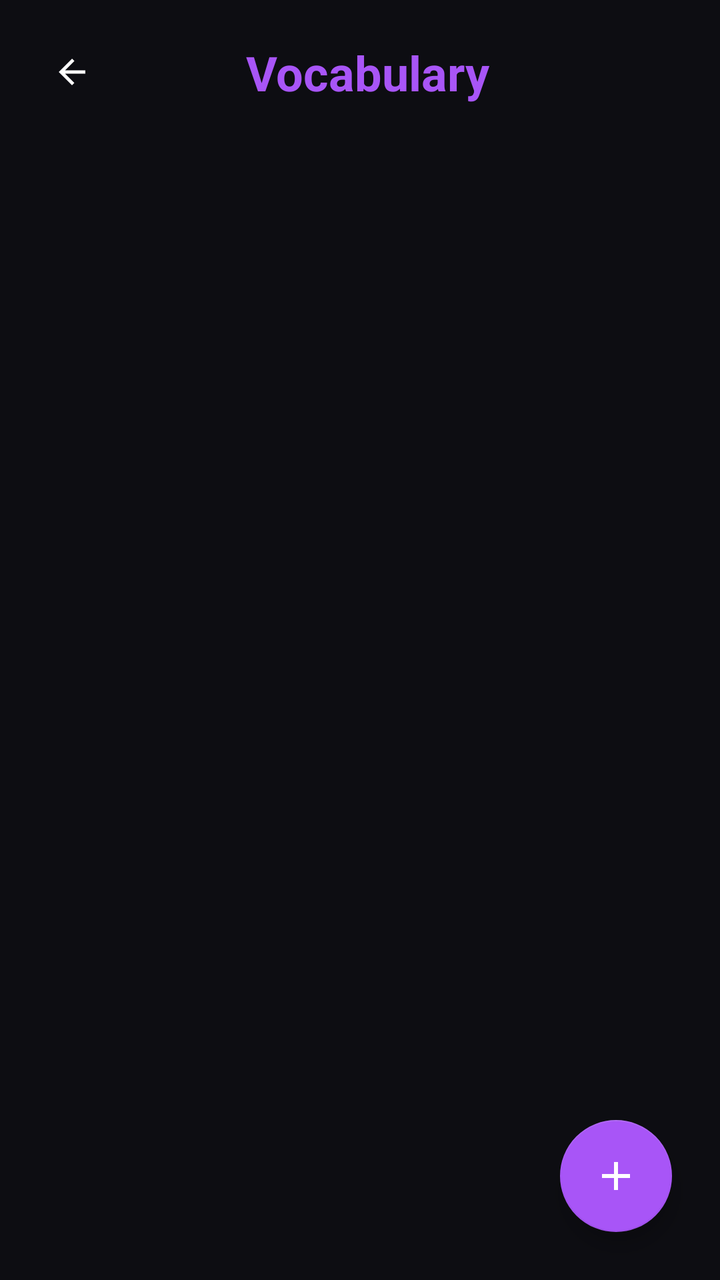
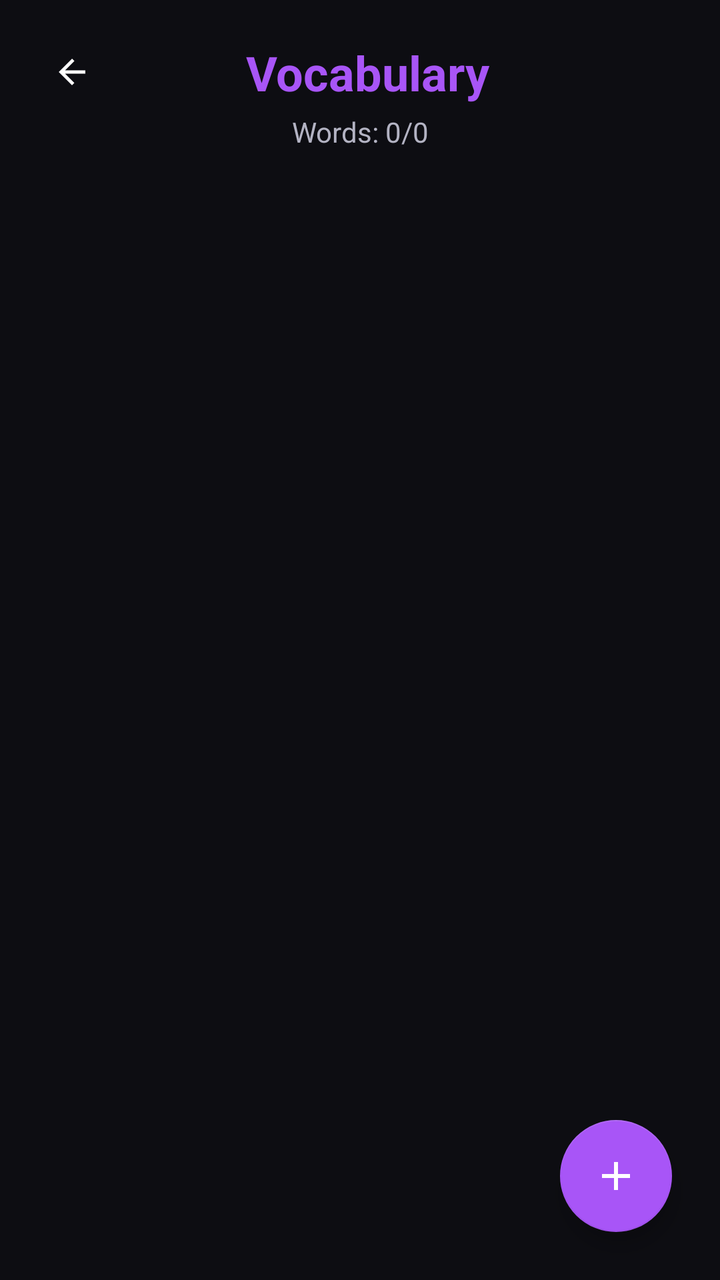

Compare the two renders of this Android layout. The source of the first and the diff that turns it into the second are given below.
<!-- AndroidManifest.xml: activity theme Theme.PP -->
<!-- res/layout/activity_vocabulary.xml -->
<?xml version="1.0" encoding="utf-8"?>
<androidx.constraintlayout.widget.ConstraintLayout xmlns:android="http://schemas.android.com/apk/res/android"
    xmlns:app="http://schemas.android.com/apk/res-auto"
    android:layout_width="match_parent"
    android:layout_height="match_parent"
    android:background="@color/background"
    android:fitsSystemWindows="true">

    <ImageView
        android:id="@+id/btnBack"
        android:layout_width="40dp"
        android:layout_height="40dp"
        android:layout_marginStart="16dp"
        android:layout_marginTop="16dp"
        android:padding="10dp"
        android:src="@drawable/ic_back"
        app:layout_constraintStart_toStartOf="parent"
        app:layout_constraintTop_toTopOf="parent"
        app:tint="@color/text_primary" />

    <TextView
        android:id="@+id/tvTitle"
        android:layout_width="wrap_content"
        android:layout_height="wrap_content"
        android:layout_marginStart="8dp"
        android:text="Vocabulary"
        android:textColor="@color/accent_purple"
        android:textSize="24sp"
        android:textStyle="bold"
        app:layout_constraintBottom_toBottomOf="@id/btnBack"
        app:layout_constraintStart_toStartOf="parent"
        app:layout_constraintTop_toTopOf="@id/btnBack"
        app:layout_constraintEnd_toEndOf="parent"/>

    <androidx.recyclerview.widget.RecyclerView
        android:id="@+id/rvVocabulary"
        android:layout_width="match_parent"
        android:layout_height="0dp"
        android:layout_marginTop="16dp"
        android:clipToPadding="false"
        android:paddingBottom="80dp"
        app:layout_constraintBottom_toBottomOf="parent"
        app:layout_constraintTop_toBottomOf="@id/btnBack" />

    <com.google.android.material.floatingactionbutton.FloatingActionButton
        android:id="@+id/fabAddVocab"
        android:layout_width="wrap_content"
        android:layout_height="wrap_content"
        android:layout_margin="24dp"
        android:src="@drawable/ic_plus"
        app:backgroundTint="@color/accent_purple"
        app:layout_constraintBottom_toBottomOf="parent"
        app:layout_constraintEnd_toEndOf="parent"
        app:tint="@color/white" />

</androidx.constraintlayout.widget.ConstraintLayout>
<!-- resources referenced by this layout -->
<resources>
  <color name="accent_purple">#A855F7</color>
  <color name="background">#0D0D12</color>
  <color name="text_primary">#FFFFFF</color>
  <color name="white">#FFFFFFFF</color>
  <!-- drawable ic_back (drawable) -->
  <vector xmlns:android="http://schemas.android.com/apk/res/android"
      android:width="24dp"
      android:height="24dp"
      android:viewportWidth="24"
      android:viewportHeight="24">
    <path
        android:fillColor="#FF000000"
        android:pathData="M20,11H7.83l5.59,-5.59L12,4l-8,8 8,8 1.41,-1.41L7.83,13H20v-2z"/>
  </vector>
  <!-- drawable ic_plus (drawable) -->
  <vector xmlns:android="http://schemas.android.com/apk/res/android"
      android:width="24dp"
      android:height="24dp"
      android:viewportWidth="24"
      android:viewportHeight="24">
      <path
          android:fillColor="#FFFFFF"
          android:pathData="M19,13h-6v6h-2v-6H5v-2h6V5h2v6h6v2z"/>
  </vector>
  <style name="Theme.PP" parent="Theme.MaterialComponents.DayNight.NoActionBar">
          
          <item name="colorPrimary">@color/accent_purple</item>
          <item name="colorPrimaryVariant">@color/selected_date_bg</item>
          <item name="colorOnPrimary">@color/white</item>
          
          <item name="colorSecondary">@color/accent_pink</item>
          <item name="colorSecondaryVariant">@color/accent_pink</item>
          <item name="colorOnSecondary">@color/black</item>
          
          <item name="android:statusBarColor">@color/background</item>
          
      </style>
  <color name="selected_date_bg">#9333EA</color>
  <color name="accent_pink">#EC4899</color>
  <color name="black">#FF000000</color>
</resources>

<!-- the commit's change to res/layout/activity_vocabulary.xml (unified diff, before → after) -->
@@ -32,15 +32,27 @@
         app:layout_constraintTop_toTopOf="@id/btnBack"
         app:layout_constraintEnd_toEndOf="parent"/>
 
+    <TextView
+        android:id="@+id/tvAnalytics"
+        android:layout_width="wrap_content"
+        android:layout_height="wrap_content"
+        android:layout_marginTop="4dp"
+        android:text="Words: 0/0"
+        android:textColor="@color/text_secondary"
+        android:textSize="14sp"
+        app:layout_constraintEnd_toEndOf="parent"
+        app:layout_constraintStart_toStartOf="parent"
+        app:layout_constraintTop_toBottomOf="@id/tvTitle" />
+
     <androidx.recyclerview.widget.RecyclerView
         android:id="@+id/rvVocabulary"
         android:layout_width="match_parent"
         android:layout_height="0dp"
-        android:layout_marginTop="16dp"
+        android:layout_marginTop="8dp"
         android:clipToPadding="false"
         android:paddingBottom="80dp"
         app:layout_constraintBottom_toBottomOf="parent"
-        app:layout_constraintTop_toBottomOf="@id/btnBack" />
+        app:layout_constraintTop_toBottomOf="@id/tvAnalytics" />
 
     <com.google.android.material.floatingactionbutton.FloatingActionButton
         android:id="@+id/fabAddVocab"
<!-- resource entries referenced after the edit -->
@@ -3,6 +3,7 @@
   <color name="accent_purple">#A855F7</color>
   <color name="background">#0D0D12</color>
   <color name="text_primary">#FFFFFF</color>
+  <color name="text_secondary">#B3B3C3</color>
   <color name="white">#FFFFFFFF</color>
   <!-- drawable ic_back (drawable) -->
   <vector xmlns:android="http://schemas.android.com/apk/res/android"
